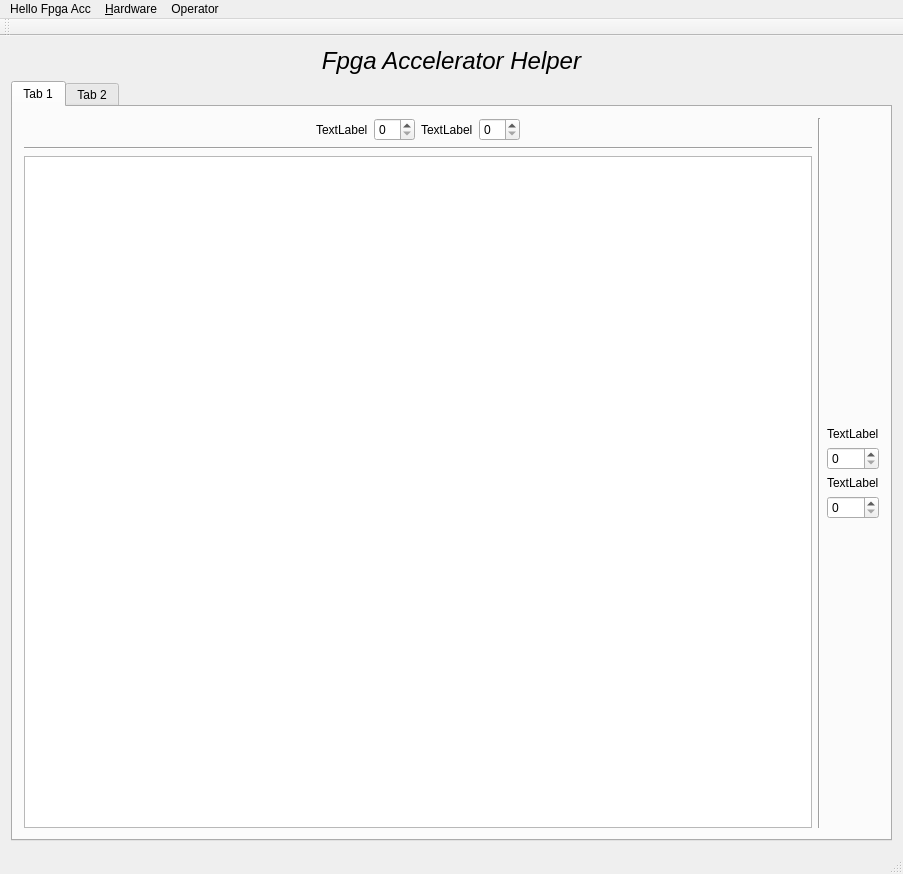
Before: the Qt Designer form src/ui/fpgaacc.ui in darthocir38/FpgaAccManager-qt, drawn with Qt 5.
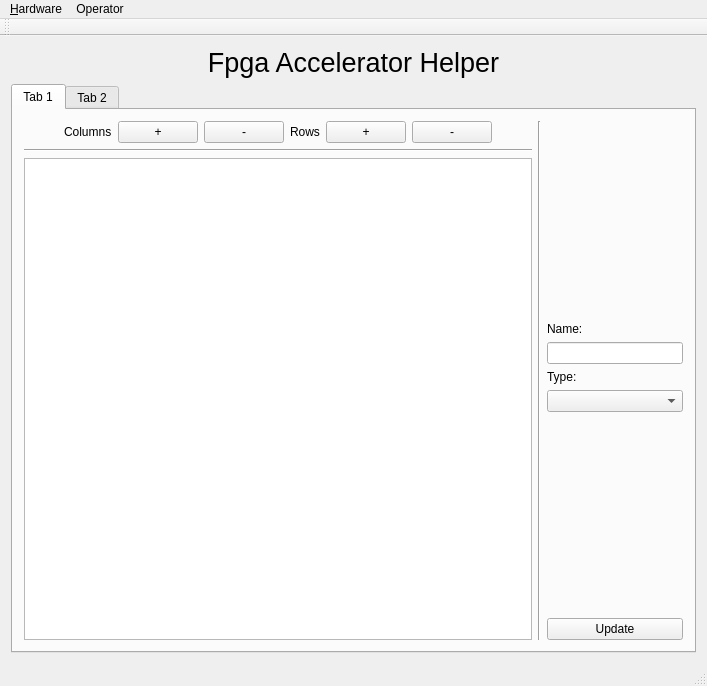
After: the same form once the commit is applied.

Commit message: Edit Type of items

```diff
--- a/src/ui/fpgaacc.ui
+++ b/src/ui/fpgaacc.ui
@@ -6,8 +6,8 @@
    <rect>
     <x>0</x>
     <y>0</y>
-    <width>903</width>
-    <height>874</height>
+    <width>707</width>
+    <height>686</height>
    </rect>
   </property>
   <property name="windowTitle">
@@ -19,8 +19,7 @@
      <widget class="QLabel" name="label">
       <property name="font">
        <font>
-        <pointsize>18</pointsize>
-        <italic>true</italic>
+        <pointsize>20</pointsize>
        </font>
       </property>
       <property name="text">
@@ -55,6 +54,9 @@
                 <property name="orientation">
                  <enum>Qt::Horizontal</enum>
                 </property>
+                <property name="sizeType">
+                 <enum>QSizePolicy::MinimumExpanding</enum>
+                </property>
                 <property name="sizeHint" stdset="0">
                  <size>
                   <width>40</width>
@@ -66,28 +68,62 @@
               <item>
                <widget class="QLabel" name="label_5">
                 <property name="text">
-                 <string>TextLabel</string>
+                 <string>Columns</string>
                 </property>
                </widget>
               </item>
               <item>
-               <widget class="QSpinBox" name="spinBox_3"/>
+               <widget class="QPushButton" name="pb_c_inc">
+                <property name="enabled">
+                 <bool>true</bool>
+                </property>
+                <property name="sizePolicy">
+                 <sizepolicy hsizetype="Minimum" vsizetype="Fixed">
+                  <horstretch>0</horstretch>
+                  <verstretch>0</verstretch>
+                 </sizepolicy>
+                </property>
+                <property name="text">
+                 <string>+</string>
+                </property>
+               </widget>
               </item>
               <item>
-               <widget class="QLabel" name="label_4">
+               <widget class="QPushButton" name="pb_c_dec">
                 <property name="text">
-                 <string>TextLabel</string>
+                 <string>-</string>
                 </property>
                </widget>
               </item>
               <item>
-               <widget class="QSpinBox" name="spinBox_4"/>
+               <widget class="QLabel" name="lbl_adj_rows">
+                <property name="text">
+                 <string>Rows</string>
+                </property>
+               </widget>
+              </item>
+              <item>
+               <widget class="QPushButton" name="pb_r_inc">
+                <property name="text">
+                 <string>+</string>
+                </property>
+               </widget>
+              </item>
+              <item>
+               <widget class="QPushButton" name="pb_r_dec">
+                <property name="text">
+                 <string>-</string>
+                </property>
+               </widget>
               </item>
               <item>
                <spacer name="horizontalSpacer_2">
                 <property name="orientation">
                  <enum>Qt::Horizontal</enum>
                 </property>
+                <property name="sizeType">
+                 <enum>QSizePolicy::MinimumExpanding</enum>
+                </property>
                 <property name="sizeHint" stdset="0">
                  <size>
                   <width>40</width>
@@ -147,22 +183,22 @@
             <item>
              <widget class="QLabel" name="label_2">
               <property name="text">
-               <string>TextLabel</string>
+               <string>Name:</string>
               </property>
              </widget>
             </item>
             <item>
-             <widget class="QSpinBox" name="spinBox"/>
+             <widget class="QLineEdit" name="le_name"/>
             </item>
             <item>
              <widget class="QLabel" name="label_3">
               <property name="text">
-               <string>TextLabel</string>
+               <string>Type:</string>
               </property>
              </widget>
             </item>
             <item>
-             <widget class="QSpinBox" name="spinBox_2"/>
+             <widget class="QComboBox" name="cb_type"/>
             </item>
             <item>
              <spacer name="verticalSpacer">
@@ -177,6 +213,13 @@
               </property>
              </spacer>
             </item>
+            <item>
+             <widget class="QPushButton" name="pb_update_tile">
+              <property name="text">
+               <string>Update</string>
+              </property>
+             </widget>
+            </item>
            </layout>
           </item>
          </layout>
@@ -197,15 +240,10 @@
     <rect>
      <x>0</x>
      <y>0</y>
-     <width>903</width>
+     <width>707</width>
      <height>25</height>
     </rect>
    </property>
-   <widget class="QMenu" name="menuHello_Fpga_Acc">
-    <property name="title">
-     <string>Hello Fpga Acc</string>
-    </property>
-   </widget>
    <widget class="QMenu" name="menu_hardware">
     <property name="title">
      <string>&amp;Hardware</string>
@@ -220,7 +258,6 @@
     <addaction name="action_load_op"/>
     <addaction name="action_save_op"/>
    </widget>
-   <addaction name="menuHello_Fpga_Acc"/>
    <addaction name="menu_hardware"/>
    <addaction name="menuOperator"/>
   </widget>
```
Left out of the diff: 2 changed lines with no effect on the pictures. The commit also changes 8 other files.
